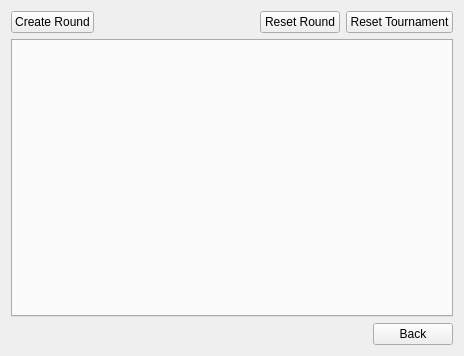
The window that B3M_GUI/src/TournamentManagement/TournamentManagementWindow.ui (Tobxon/BBoyBattleManager) describes before a commit, drawn with Qt 5.
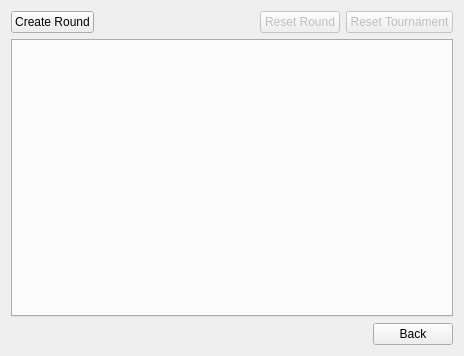
The same window after the commit.

Patch:
```diff
--- a/B3M_GUI/src/TournamentManagement/TournamentManagementWindow.ui
+++ b/B3M_GUI/src/TournamentManagement/TournamentManagementWindow.ui
@@ -38,6 +38,9 @@
      </item>
      <item>
       <widget class="QPushButton" name="upRightMidButton">
+       <property name="enabled">
+        <bool>false</bool>
+       </property>
        <property name="text">
         <string>Reset Round</string>
        </property>
@@ -45,6 +48,9 @@
      </item>
      <item>
       <widget class="QPushButton" name="upRightButton">
+       <property name="enabled">
+        <bool>false</bool>
+       </property>
        <property name="text">
         <string>Reset Tournament</string>
        </property>
```
